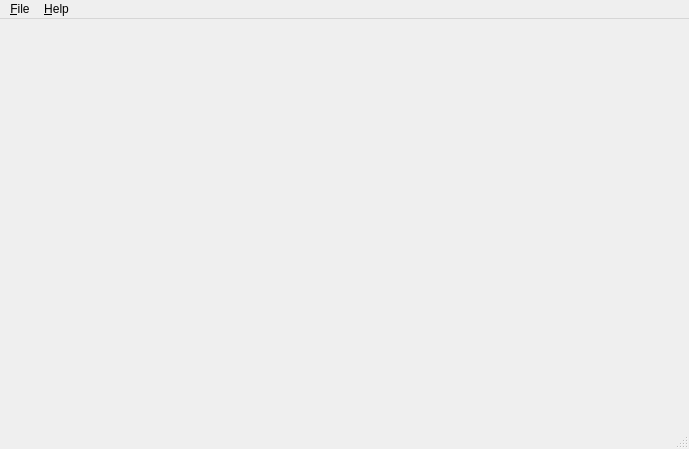
Before: the Qt Designer form source/examples/multi-selection-edit/MainWindow.ui in mjendruk/qttokenedit, drawn with Qt 5.
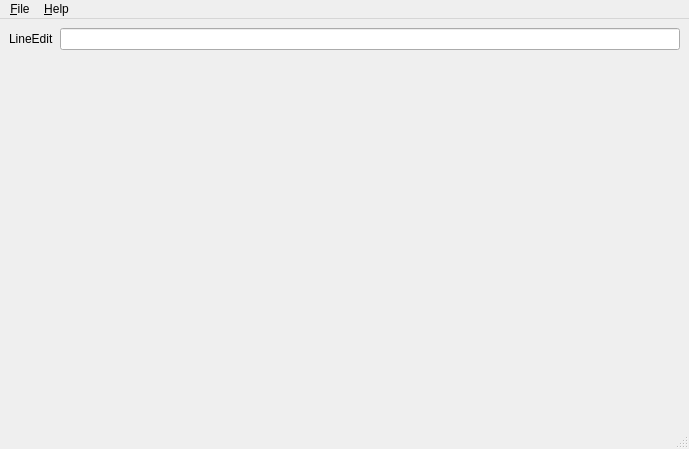
After: the same form once the commit is applied.

The edit to the form file:
```diff
--- a/source/examples/multi-selection-edit/MainWindow.ui
+++ b/source/examples/multi-selection-edit/MainWindow.ui
@@ -16,7 +16,18 @@
   <widget class="QWidget" name="centralwidget">
    <layout class="QVBoxLayout" name="verticalLayout">
     <item>
-     <layout class="QFormLayout" name="formLayout"/>
+     <layout class="QFormLayout" name="formLayout">
+      <item row="0" column="0">
+       <widget class="QLabel" name="lineEditLabel">
+        <property name="text">
+         <string>LineEdit</string>
+        </property>
+       </widget>
+      </item>
+      <item row="0" column="1">
+       <widget class="QLineEdit" name="lineEditLineEdit"/>
+      </item>
+     </layout>
     </item>
    </layout>
   </widget>
```
